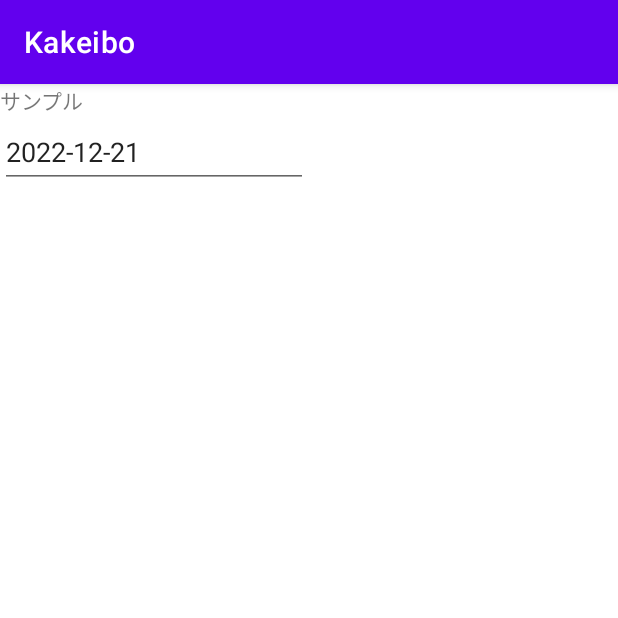
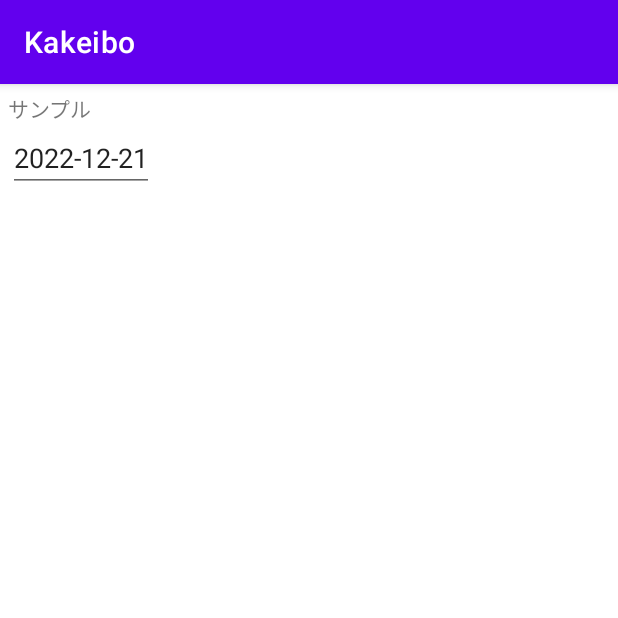
Before and after one commit to PoloLavapies/Kakeibo, an Android app: the AddActivity screen opened directly, with no data from a screen before it, on a phone screen of 412 x 824 dp, the top half of it. Run offline under Robolectric (Android 15) with nearby library versions, the phone set to English and light mode, and no system bars.

Commit message:
追加ページ marginとか修正

```diff
--- a/app/src/main/res/layout/activity_add.xml
+++ b/app/src/main/res/layout/activity_add.xml
@@ -7,10 +7,12 @@
     tools:context=".AddActivity">
 
     <TextView
-        android:id="@+id/text"
+        android:id="@+id/date_text"
         android:layout_width="wrap_content"
         android:layout_height="wrap_content"
         android:text="サンプル"
+        android:layout_marginStart="5dp"
+        android:layout_marginTop="5dp"
         app:layout_constraintStart_toStartOf="parent"
         app:layout_constraintTop_toTopOf="parent" />
 
@@ -19,9 +21,9 @@
         android:layout_width="wrap_content"
         android:layout_height="wrap_content"
         android:inputType="text"
-        android:hint="クリックしてください。"
+        android:layout_marginStart="5dp"
         android:focusableInTouchMode="false"
         app:layout_constraintStart_toStartOf="parent"
-        app:layout_constraintTop_toBottomOf="@id/text" />
+        app:layout_constraintTop_toBottomOf="@id/date_text" />
 
 </androidx.constraintlayout.widget.ConstraintLayout>
```
